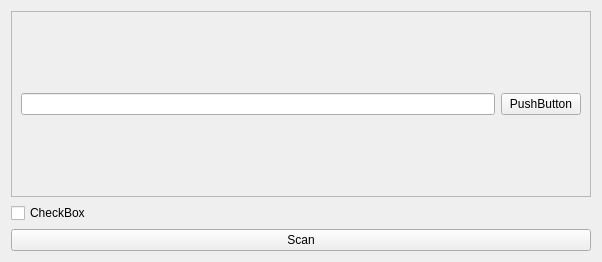
KrazyManJ/templatoron, file app/design/scan_window.ui: the form before one commit.
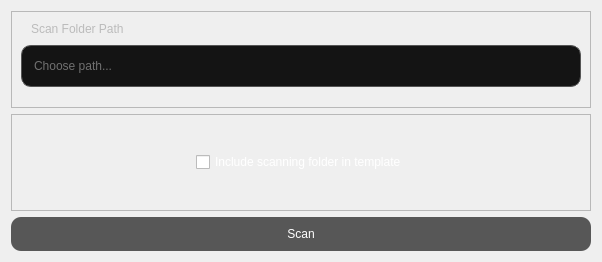
The form after the commit. Icons and pictures are not drawn.

Commit message: Updated design, added set icon feature in edit window

Patch:
```diff
--- a/app/design/scan_window.ui
+++ b/app/design/scan_window.ui
@@ -14,9 +14,338 @@
    <string>Scan Folder</string>
   </property>
   <property name="styleSheet">
-   <string notr="true"/>
+   <string notr="true">#ScanButton {
+	padding: 10px;
+	min-width: 100px;
+	font: 15pt &quot;Inter&quot;;
+	background: #575757;
+	border-radius: 10px;
+	color: white;
+}
+#InputPathFrame {
+	background: #141414;
+	max-height: 40px;
+	min-height: 40px;
+	border-radius: 10px;
+	border: 1px solid #555;
+}
+QLineEdit {
+	background: transparent;
+	border: none;
+	font: 10pt &quot;Fira Code&quot;;
+	color: #ccc;
+	selection-background-color: #555;
+
+}
+#InputPathButton {
+	border-image: url(:/content/folder-open.svg);
+	border-radius: 5px;
+}
+QCheckBox {
+	color: white;
+	font: 8pt &quot;Inter&quot;;
+}
+QLabel {
+	color: #bbb;
+	font: 8pt &quot;Inter&quot;;
+}</string>
   </property>
   <layout class="QVBoxLayout" name="verticalLayout">
+   <item>
+    <widget class="QFrame" name="frame_2">
+     <property name="frameShape">
+      <enum>QFrame::StyledPanel</enum>
+     </property>
+     <property name="frameShadow">
+      <enum>QFrame::Raised</enum>
+     </property>
+     <layout class="QVBoxLayout" name="verticalLayout_2">
+      <property name="spacing">
+       <number>0</number>
+      </property>
+      <property name="topMargin">
+       <number>0</number>
+      </property>
+      <property name="bottomMargin">
+       <number>20</number>
+      </property>
+      <item>
+       <widget class="QLabel" name="label">
+        <property name="text">
+         <string>Scan Folder Path</string>
+        </property>
+        <property name="margin">
+         <number>0</number>
+        </property>
+        <property name="indent">
+         <number>10</number>
+        </property>
+       </widget>
+      </item>
+      <item>
+       <widget class="QFrame" name="InputPathFrame">
+        <property name="frameShape">
+         <enum>QFrame::StyledPanel</enum>
+        </property>
+        <property name="frameShadow">
+         <enum>QFrame::Raised</enum>
+        </property>
+        <layout class="QHBoxLayout" name="horizontalLayout">
+         <property name="spacing">
+          <number>5</number>
+         </property>
+         <property name="leftMargin">
+          <number>10</number>
+         </property>
+         <property name="topMargin">
+          <number>0</number>
+         </property>
+         <property name="rightMargin">
+          <number>5</number>
+         </property>
+         <property name="bottomMargin">
+          <number>0</number>
+         </property>
+         <item>
+          <widget class="QLineEdit" name="InputPath">
+           <property name="palette">
+            <palette>
+             <active>
+              <colorrole role="WindowText">
+               <brush brushstyle="SolidPattern">
+                <color alpha="255">
+                 <red>204</red>
+                 <green>204</green>
+                 <blue>204</blue>
+                </color>
+               </brush>
+              </colorrole>
+              <colorrole role="Button">
+               <brush brushstyle="SolidPattern">
+                <color alpha="0">
+                 <red>0</red>
+                 <green>0</green>
+                 <blue>0</blue>
+                </color>
+               </brush>
+              </colorrole>
+              <colorrole role="Text">
+               <brush brushstyle="SolidPattern">
+                <color alpha="255">
+                 <red>204</red>
+                 <green>204</green>
+                 <blue>204</blue>
+                </color>
+               </brush>
+              </colorrole>
+              <colorrole role="ButtonText">
+               <brush brushstyle="SolidPattern">
+                <color alpha="255">
+                 <red>204</red>
+                 <green>204</green>
+                 <blue>204</blue>
+                </color>
+               </brush>
+              </colorrole>
+              <colorrole role="Base">
+               <brush brushstyle="SolidPattern">
+                <color alpha="0">
+                 <red>0</red>
+                 <green>0</green>
+                 <blue>0</blue>
+                </color>
+               </brush>
+              </colorrole>
+              <colorrole role="Window">
+               <brush brushstyle="SolidPattern">
+                <color alpha="0">
+                 <red>0</red>
+                 <green>0</green>
+                 <blue>0</blue>
+                </color>
+               </brush>
+              </colorrole>
+              <colorrole role="Highlight">
+               <brush brushstyle="SolidPattern">
+                <color alpha="255">
+                 <red>85</red>
+                 <green>85</green>
+                 <blue>85</blue>
+                </color>
+               </brush>
+              </colorrole>
+             </active>
+             <inactive>
+              <colorrole role="WindowText">
+               <brush brushstyle="SolidPattern">
+                <color alpha="255">
+                 <red>204</red>
+                 <green>204</green>
+                 <blue>204</blue>
+                </color>
+               </brush>
+              </colorrole>
+              <colorrole role="Button">
+               <brush brushstyle="SolidPattern">
+                <color alpha="0">
+                 <red>0</red>
+                 <green>0</green>
+                 <blue>0</blue>
+                </color>
+               </brush>
+              </colorrole>
+              <colorrole role="Text">
+               <brush brushstyle="SolidPattern">
+                <color alpha="255">
+                 <red>204</red>
+                 <green>204</green>
+                 <blue>204</blue>
+                </color>
+               </brush>
+              </colorrole>
+              <colorrole role="ButtonText">
+               <brush brushstyle="SolidPattern">
+                <color alpha="255">
+                 <red>204</red>
+                 <green>204</green>
+                 <blue>204</blue>
+                </color>
+               </brush>
+              </colorrole>
+              <colorrole role="Base">
+               <brush brushstyle="SolidPattern">
+                <color alpha="0">
+                 <red>0</red>
+                 <green>0</green>
+                 <blue>0</blue>
+                </color>
+               </brush>
+              </colorrole>
+              <colorrole role="Window">
+               <brush brushstyle="SolidPattern">
+                <color alpha="0">
+                 <red>0</red>
+                 <green>0</green>
+                 <blue>0</blue>
+                </color>
+               </brush>
+              </colorrole>
+              <colorrole role="Highlight">
+               <brush brushstyle="SolidPattern">
+                <color alpha="255">
+                 <red>85</red>
+                 <green>85</green>
+                 <blue>85</blue>
+                </color>
+               </brush>
+              </colorrole>
+             </inactive>
+             <disabled>
+              <colorrole role="WindowText">
+               <brush brushstyle="SolidPattern">
+                <color alpha="255">
+                 <red>204</red>
+                 <green>204</green>
+                 <blue>204</blue>
+                </color>
+               </brush>
+              </colorrole>
+              <colorrole role="Button">
+               <brush brushstyle="SolidPattern">
+                <color alpha="0">
+                 <red>0</red>
+                 <green>0</green>
+                 <blue>0</blue>
+                </color>
+               </brush>
+              </colorrole>
+              <colorrole role="Text">
+               <brush brushstyle="SolidPattern">
+                <color alpha="255">
+                 <red>204</red>
+                 <green>204</green>
+                 <blue>204</blue>
+                </color>
+               </brush>
+              </colorrole>
+              <colorrole role="ButtonText">
+               <brush brushstyle="SolidPattern">
+                <color alpha="255">
+                 <red>204</red>
+                 <green>204</green>
+                 <blue>204</blue>
+                </color>
+               </brush>
+              </colorrole>
+              <colorrole role="Base">
+               <brush brushstyle="SolidPattern">
+                <color alpha="0">
+                 <red>0</red>
+                 <green>0</green>
+                 <blue>0</blue>
+                </color>
+               </brush>
+              </colorrole>
+              <colorrole role="Window">
+               <brush brushstyle="SolidPattern">
+                <color alpha="0">
+                 <red>0</red>
+                 <green>0</green>
+                 <blue>0</blue>
+                </color>
+               </brush>
+              </colorrole>
+              <colorrole role="Highlight">
+               <brush brushstyle="SolidPattern">
+                <color alpha="255">
+                 <red>85</red>
+                 <green>85</green>
+                 <blue>85</blue>
+                </color>
+               </brush>
+              </colorrole>
+             </disabled>
+            </palette>
+           </property>
+           <property name="frame">
+            <bool>true</bool>
+           </property>
+           <property name="readOnly">
+            <bool>true</bool>
+           </property>
+           <property name="placeholderText">
+            <string>Choose path...</string>
+           </property>
+          </widget>
+         </item>
+         <item>
+          <widget class="QPushButton" name="InputPathButton">
+           <property name="minimumSize">
+            <size>
+             <width>35</width>
+             <height>35</height>
+            </size>
+           </property>
+           <property name="maximumSize">
+            <size>
+             <width>35</width>
+             <height>35</height>
+            </size>
+           </property>
+           <property name="cursor">
+            <cursorShape>PointingHandCursor</cursorShape>
+           </property>
+           <property name="text">
+            <string/>
+           </property>
+          </widget>
+         </item>
+        </layout>
+       </widget>
+      </item>
+     </layout>
+    </widget>
+   </item>
    <item>
     <widget class="QFrame" name="frame">
      <property name="frameShape">
@@ -25,31 +354,58 @@
      <property name="frameShadow">
       <enum>QFrame::Raised</enum>
      </property>
-     <layout class="QHBoxLayout" name="horizontalLayout">
+     <layout class="QHBoxLayout" name="horizontalLayout_2">
+      <property name="spacing">
+       <number>5</number>
+      </property>
+      <property name="leftMargin">
+       <number>0</number>
+      </property>
+      <property name="topMargin">
+       <number>0</number>
+      </property>
+      <property name="rightMargin">
+       <number>0</number>
+      </property>
+      <property name="bottomMargin">
+       <number>0</number>
+      </property>
       <item>
-       <widget class="QLineEdit" name="PathInput">
-        <property name="readOnly">
-         <bool>true</bool>
+       <spacer name="horizontalSpacer">
+        <property name="orientation">
+         <enum>Qt::Horizontal</enum>
         </property>
-       </widget>
+        <property name="sizeHint" stdset="0">
+         <size>
+          <width>40</width>
+          <height>20</height>
+         </size>
+        </property>
+       </spacer>
       </item>
       <item>
-       <widget class="QPushButton" name="OpenFileDialog">
+       <widget class="QCheckBox" name="IncludeFolderCheck">
         <property name="text">
-         <string>PushButton</string>
+         <string>Include scanning folder in template</string>
         </property>
        </widget>
       </item>
+      <item>
+       <spacer name="horizontalSpacer_2">
+        <property name="orientation">
+         <enum>Qt::Horizontal</enum>
+        </property>
+        <property name="sizeHint" stdset="0">
+         <size>
+          <width>40</width>
+          <height>20</height>
+         </size>
+        </property>
+       </spacer>
+      </item>
      </layout>
     </widget>
    </item>
-   <item>
-    <widget class="QCheckBox" name="IncludeFolderCheck">
-     <property name="text">
-      <string>CheckBox</string>
-     </property>
-    </widget>
-   </item>
    <item>
     <widget class="QPushButton" name="ScanButton">
      <property name="text">
```
Left out of the diff: 4 changed lines with no effect on the pictures. The commit also changes 7 other files.
